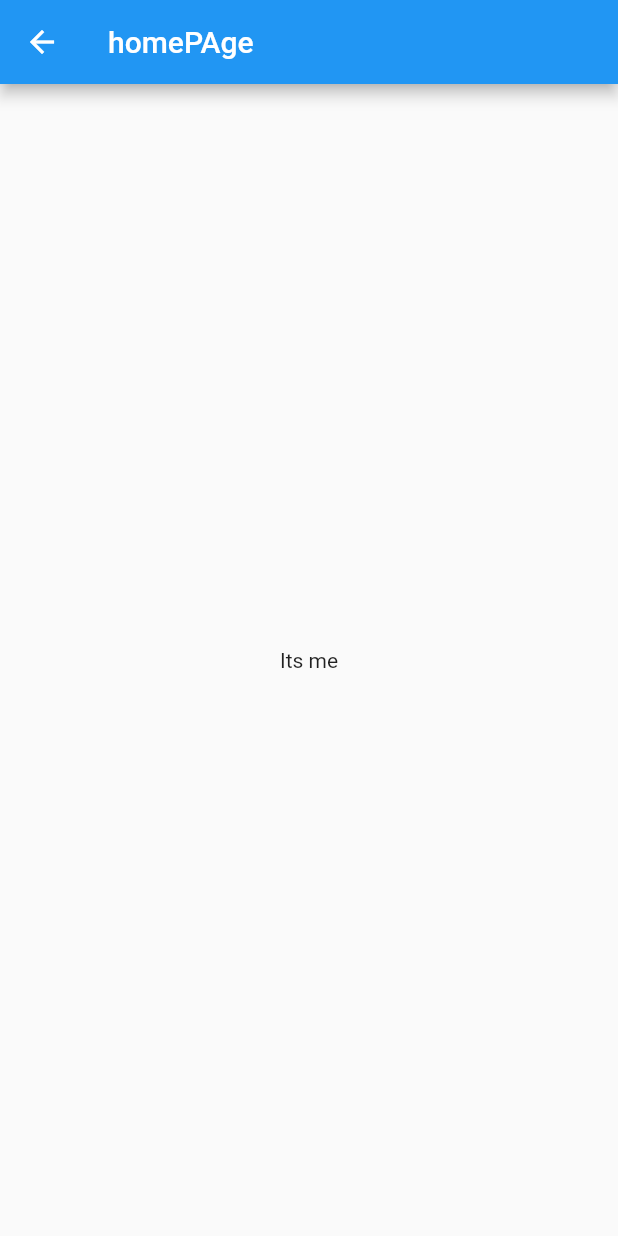
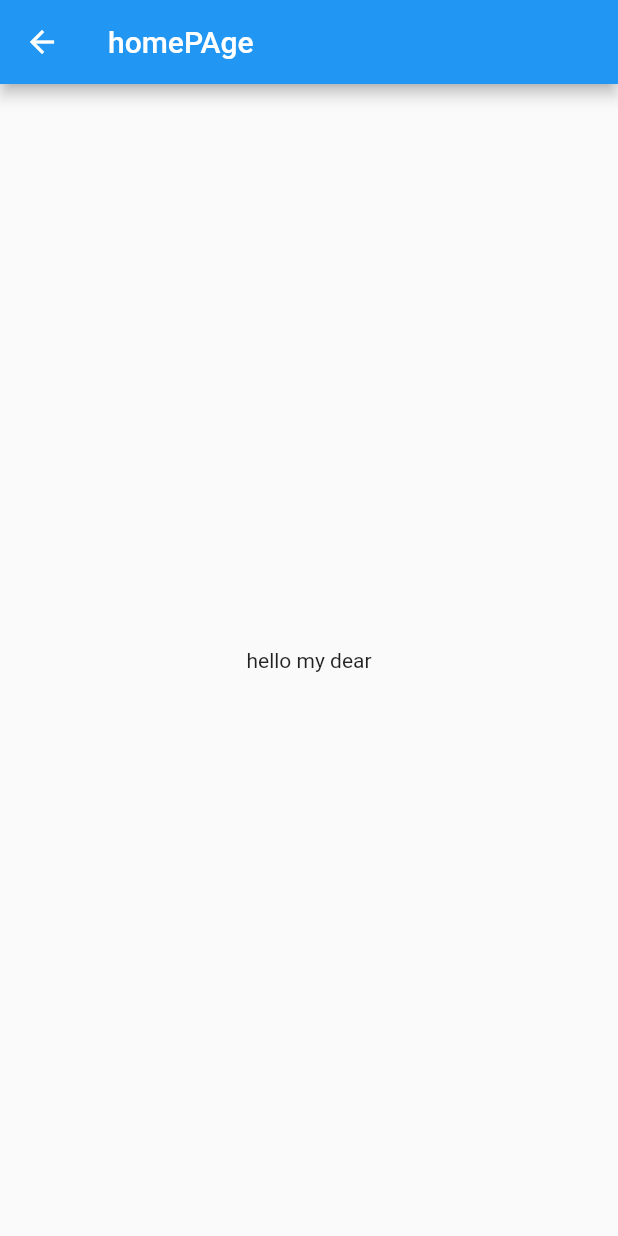
Before and after one commit to roshan1960701/tetsing, a Flutter app: the ProfileScreen screen opened directly, on a phone screen of 412 x 824 dp. Run offline on Flutter 3.47's test engine with Material 2 defaults, Android fonts, the phone set to English and light mode, and no system bars.

Commit message:
changed text

```diff
--- a/lib/profileScreen.dart
+++ b/lib/profileScreen.dart
@@ -15,7 +15,7 @@ class _ProfileScreenState extends State<ProfileScreen> {
         title: Text('homePAge'),
       ),
       body: Center(
-        child: Text('Its me'),
+        child: Text('hello my dear'),
       ),
     );
   }
```
